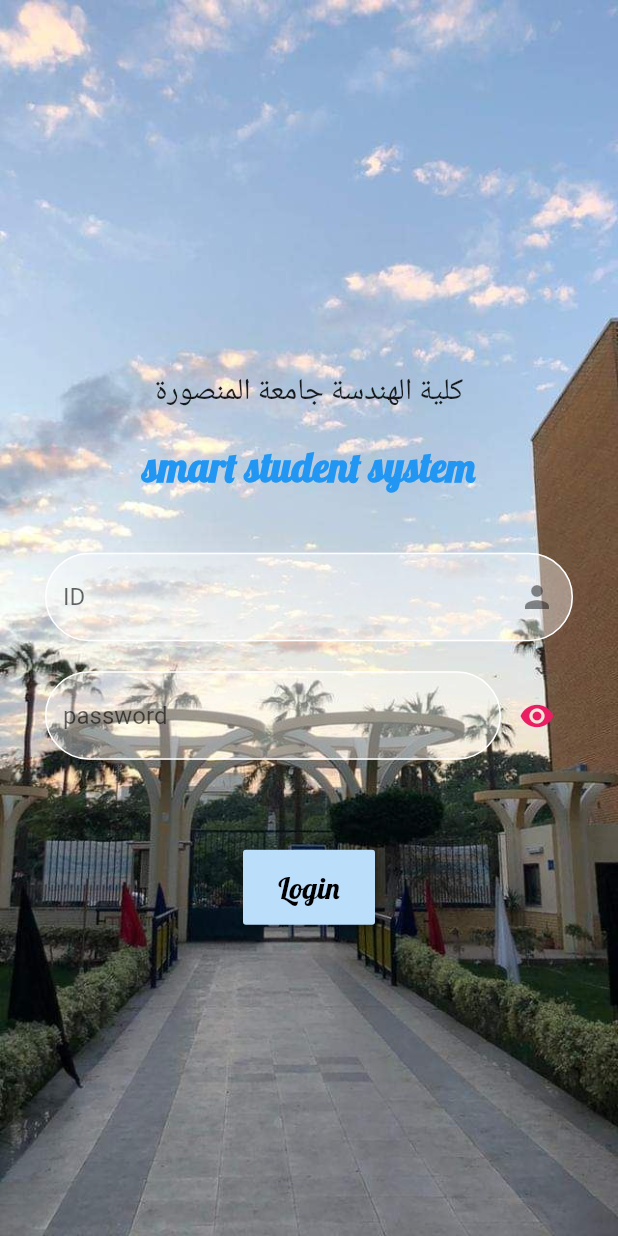
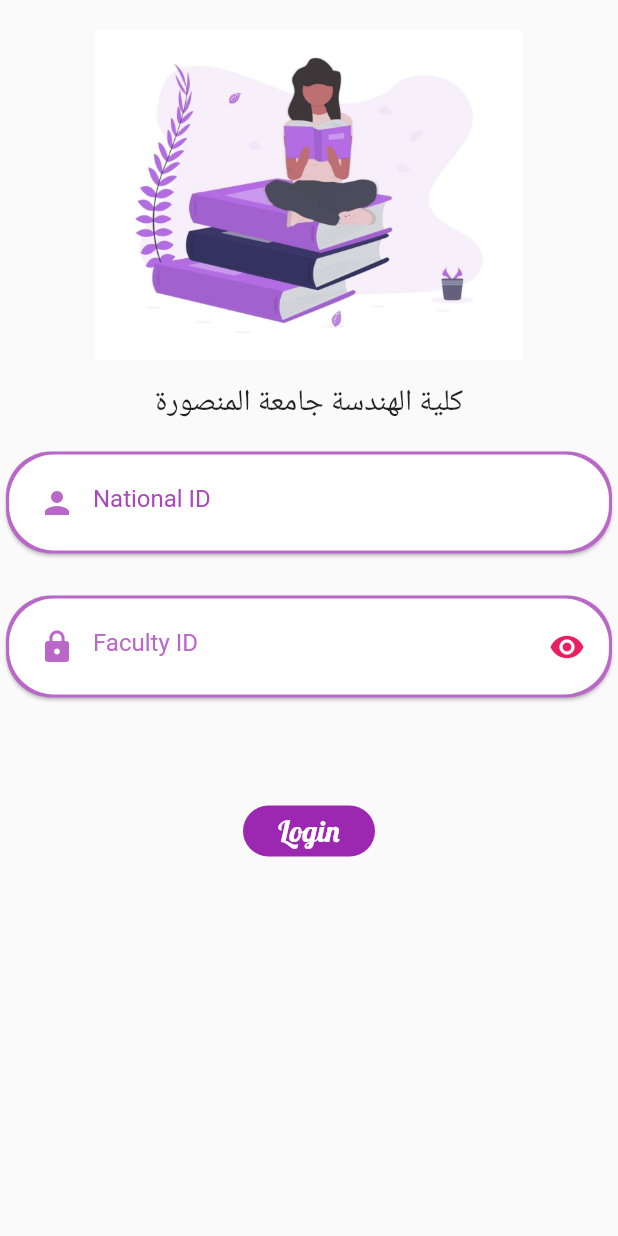
Before and after one commit to ahmedHabiTa/Projects, a Flutter app: the screen it shows after launch, on a phone screen of 412 x 824 dp. Run offline on Flutter 3.47's test engine with Material 2 defaults, Android fonts, the phone set to English and light mode, and no system bars; our stand-ins replace animated_splash_screen, flutter_colorpicker, flutter_spinkit, shared_preferences, simple_animations; accounts and stored records are empty.

Commit message:
last edition

```diff
--- a/lib/main.dart
+++ b/lib/main.dart
@@ -1,11 +1,11 @@
-import 'package:flutter/cupertino.dart';
 import 'package:flutter/material.dart';
 import 'package:provider/provider.dart';
+import 'file:///C:/Users/Ahmed/AndroidStudioProjects/triple_s_project/lib/screens/auth/login_screen.dart';
 
 import 'providers/allSubjects.dart';
 import 'providers/auth.dart';
 import 'providers/theme_provider.dart';
-import 'screens/auth/login_screen.dart';
+
 import 'screens/home/exam_schedule.dart';
 import 'screens/home/home_page.dart';
 import 'screens/home/online.dart';
@@ -53,7 +53,7 @@ class MyApp extends StatelessWidget {
           buttonColor: Colors.black87,
           primarySwatch: primaryColor,
           accentColor: accentColor,
-          canvasColor: Colors.black87,
+         // canvasColor: Colors.black87,
           textTheme: ThemeData.light().textTheme.copyWith(
                 bodyText1: TextStyle(color: Color.fromRGBO(20, 50, 50, 1)),
                 headline6: TextStyle(
--- a/lib/model/user.dart
+++ b/lib/model/user.dart
@@ -47,6 +47,7 @@ class User {
     this.token,
     this.fcmToken,
     this.table,
+    this.image
   });
 
   final String id;
@@ -62,6 +63,7 @@ class User {
   final String token;
   final String fcmToken;
   final List<Table> table;
+  final String image ;
 
   factory User.fromJson(Map<String, dynamic> json) => User(
         id: json["id"] == null ? null : json["id"],
--- a/lib/screens/auth/login_screen.dart
+++ b/lib/screens/auth/login_screen.dart
@@ -1,9 +1,9 @@
 import 'package:flutter/material.dart';
 import 'package:provider/provider.dart';
+import 'package:triple_s_project/Animation/FadeAnimation.dart';
 import 'package:triple_s_project/providers/auth.dart';
-
-import '../home/home_page.dart';
-import '../../Animation/FadeAnimation.dart';
+import 'package:triple_s_project/providers/theme_provider.dart';
+import 'package:triple_s_project/screens/home/home_page.dart';
 
 class LoginScreen extends StatefulWidget {
   @override
@@ -45,37 +45,28 @@ class LoginScreenState extends State<LoginScreen> {
 
   @override
   Widget build(BuildContext context) {
-    return Form(
+    var themeMode = Provider.of<ThemeProvider>(context).tm;
+    return SafeArea(
+      child: Scaffold(
+          body: SingleChildScrollView(
+        child: Form(
           key: globalKey,
-        child: Scaffold(
-            body: Stack(
+          child: Column(
             children: [
-            Container(
-              decoration: BoxDecoration(
-                  image: DecorationImage(
-                image: AssetImage('images/auth_background.jpg'),
-                fit: BoxFit.cover,
-              )),
-              padding: EdgeInsets.symmetric(vertical: 20.0, horizontal: 50.0),
-            ),
-            Center(
-              child: SingleChildScrollView(
-                child: Column(
-                    crossAxisAlignment: CrossAxisAlignment.center,
-                    mainAxisAlignment: MainAxisAlignment.center,
-                    children: <Widget>[
               SizedBox(
                 height: 20,
               ),
-                      // FadeAnimation(
-                      //   1,
-                      //   CircleAvatar(
-                      //     radius: 50.0,
-                      //     backgroundImage: AssetImage('images/hend2.jpg'),
-                      //   ),
-                      // ),
+              FadeAnimation(
+                1,
+                Container(
+                  alignment: Alignment.bottomCenter,
+                  child: Image.asset('images/login_image.jpg'),
+                  height: 220,
+                  width: double.infinity,
+                ),
+              ),
               SizedBox(
-                        height: 20,
+                height: 15,
               ),
               FadeAnimation(
                 1.3,
@@ -86,55 +77,57 @@ class LoginScreenState extends State<LoginScreen> {
                     )),
               ),
               SizedBox(
-                        height: 20,
+                height: 15,
               ),
               FadeAnimation(
-                        1.6,
-                        Text('smart student system',
-                            style: TextStyle(
-                              fontFamily: 'Lobster',
-                              fontSize: 27.0,
-                              fontWeight: FontWeight.bold,
-                              color: Colors.blue,
-                            )),
+                2.1,
+                Card(
+                  shape: RoundedRectangleBorder(
+                      borderRadius: BorderRadius.circular(30)),
+                  color: themeMode == ThemeMode.dark
+                      ? Colors.white
+                      : Colors.purple[300],
+                  child: Padding(
+                    padding: const EdgeInsets.all(2.0),
+                    child: Container(
+                      decoration: BoxDecoration(
+                        color: themeMode == ThemeMode.dark
+                            ? Theme.of(context).canvasColor
+                            : Colors.white,
+                        borderRadius: BorderRadius.circular(30),
                       ),
-                      SizedBox(
-                        height: 20,
-                      ),
-                      // FadeAnimation(
-                      //   1.9,
-                      //   Text(' We are Here For You 😊 ',
-                      //       style: TextStyle(
-                      //           fontSize: 15.0,
-                      //           fontWeight: FontWeight.bold,
-                      //           color: Colors.black,
-                      //           fontFamily: 'Lobster')),
-                      // ),
-                      SizedBox(height: 20.0),
-                      FadeAnimation(
-                        2.1,
-                        Padding(
-                          padding: EdgeInsets.only(right: 30, left: 30),
+                      padding: EdgeInsets.all(8),
                       child: TextFormField(
                         decoration: InputDecoration(
-                              suffixIcon: Icon(Icons.person),
-                              hintText: 'ID',
-                              fillColor: Colors.white38,
-                              filled: true,
-                              enabledBorder: OutlineInputBorder(
-                                borderSide: BorderSide(
-                                    color: Colors.white,
-                                    width: 1.0,
-                                    style: BorderStyle.solid),
-                                borderRadius: BorderRadius.circular(60),
-                              ),
-                              focusedBorder: OutlineInputBorder(
-                                borderSide: BorderSide(
-                                    color: Colors.lightBlue,
-                                    width: 1.0,
-                                    style: BorderStyle.solid),
-                                borderRadius: BorderRadius.circular(60),
-                              ),
+                            border: InputBorder.none,
+                            prefixIcon: Icon(Icons.person,
+                                color: themeMode == ThemeMode.dark
+                                    ? Colors.white
+                                    : Colors.purple[300]),
+                            hintText: 'National ID ',
+                            hintStyle: TextStyle(
+                                color: themeMode == ThemeMode.dark
+                                    ? Colors.white
+                                    : Colors.purple[400]),
+                            focusColor: themeMode == ThemeMode.dark
+                                ? Colors.white
+                                : Colors.purple[300]
+                            // fillColor: Colors.white38,
+                            // filled: true,
+                            // enabledBorder: OutlineInputBorder(
+                            //   borderSide: BorderSide(
+                            //       color: Colors.white,
+                            //       width: 1.0,
+                            //       style: BorderStyle.solid),
+                            //   borderRadius: BorderRadius.circular(60),
+                            // ),
+                            // focusedBorder: OutlineInputBorder(
+                            //   borderSide: BorderSide(
+                            //       color: Colors.lightBlue,
+                            //       width: 1.0,
+                            //       style: BorderStyle.solid),
+                            //   borderRadius: BorderRadius.circular(60),
+                            // ),
                             ),
                         onChanged: (val) {
                           nId = val;
@@ -145,43 +138,75 @@ class LoginScreenState extends State<LoginScreen> {
                       ),
                     ),
                   ),
+                ),
+              ),
               SizedBox(height: 20.0),
               FadeAnimation(
                 2.3,
-                        Padding(
-                          padding: EdgeInsets.only(right: 30, left: 30),
-                          child: Row(
+                Stack(
+                  alignment: Alignment.centerRight,
                   children: [
-                              Expanded(
+                    Card(
+                      shape: RoundedRectangleBorder(
+                          borderRadius: BorderRadius.circular(30)),
+                      color: themeMode == ThemeMode.dark
+                          ? Colors.white
+                          : Colors.purple[300],
+                      child: Padding(
+                        padding: const EdgeInsets.all(2.0),
+                        child: Container(
+                          decoration: BoxDecoration(
+                            color: themeMode == ThemeMode.dark
+                                ? Theme.of(context).canvasColor
+                                : Colors.white,
+                            borderRadius: BorderRadius.circular(30),
+                          ),
+                          padding: EdgeInsets.all(8),
                           child: TextFormField(
                             decoration: InputDecoration(
-                                      hintText: 'password',
-                                      fillColor: Colors.white38,
-                                      filled: true,
-                                      enabledBorder: OutlineInputBorder(
-                                        borderSide: BorderSide(
-                                            color: Colors.white,
-                                            width: 1.0,
-                                            style: BorderStyle.solid),
-                                        borderRadius: BorderRadius.circular(60),
+                              border: InputBorder.none,
+                              hintText: 'Faculty ID',
+                              hintStyle: TextStyle(
+                                  color: themeMode == ThemeMode.dark
+                                      ? Colors.white
+                                      : Colors.purple[300]),
+                              prefixIcon: Icon(Icons.lock,
+                                  color: themeMode == ThemeMode.dark
+                                      ? Colors.white
+                                      : Colors.purple[300]),
+                              focusColor: themeMode == ThemeMode.dark
+                                  ? Colors.white
+                                  : Colors.purple[300],
+                              //fillColor: Colors.white38,
+                              //filled: true,
+                              // enabledBorder: OutlineInputBorder(
+                              //   borderSide: BorderSide(
+                              //       color: Colors.white,
+                              //       width: 1.0,
+                              //       style: BorderStyle.solid),
+                              //   borderRadius: BorderRadius.circular(60),
+                              // ),
+                              // focusedBorder: OutlineInputBorder(
+                              //   borderSide: BorderSide(
+                              //       color: Colors.lightBlue,
+                              //       width: 1.0,
+                              //       style: BorderStyle.solid),
+                              //   borderRadius: BorderRadius.circular(60),
+                              // ),
                             ),
-                                      focusedBorder: OutlineInputBorder(
-                                        borderSide: BorderSide(
-                                            color: Colors.lightBlue,
-                                            width: 1.0,
-                                            style: BorderStyle.solid),
-                                        borderRadius: BorderRadius.circular(60),
-                                      )),
                             onChanged: (val) {
                               fId = val;
                             },
-                                  validator: (val) => val.length < 5
-                                      ? ' Enter a password   '
-                                      : null,
+                            validator: (val) =>
+                                val.length < 5 ? ' Enter a password   ' : null,
                             obscureText: obscureText,
                           ),
                         ),
-                              IconButton(
+                      ),
+                    ),
+                    Padding(
+                      padding: const EdgeInsets.only(right: 10.0),
+                      child: IconButton(
                         icon: Icon(
                           Icons.remove_red_eye,
                           color: Colors.pink,
@@ -192,8 +217,8 @@ class LoginScreenState extends State<LoginScreen> {
                           });
                         },
                       ),
+                    ),
                   ],
-                          ),
                 ),
               ),
               SizedBox(height: 60.0),
@@ -207,21 +232,33 @@ class LoginScreenState extends State<LoginScreen> {
                     child:
                         // !loading
                         //     ?
-                                  RaisedButton(
-                                      color: Colors.blue[100],
+                        Padding(
+                      padding: const EdgeInsets.all(8.0),
+                      child: Container(
+                        height: 40,
+                        decoration: BoxDecoration(
+                            borderRadius: BorderRadius.circular(20),
+                            color: themeMode == ThemeMode.dark
+                                ? Colors.white
+                                : Colors.purple[500]),
+                        child: FlatButton(
                             onPressed: _login,
                             child: Text('Login',
                                 style: TextStyle(
-                                            color: Colors.black,
+                                  color: themeMode == ThemeMode.dark
+                                      ? Colors.black87
+                                      : Colors.white,
                                   fontFamily: 'Lobster',
                                   fontSize: 20.0,
-                                          )))
+                                ))),
+                      ),
+                    ),
                     // : CircularProgressIndicator(),
                   )),
-                    ]),
+            ],
           ),
         ),
-          ],
-        )));
+      )),
+    );
   }
 }
--- a/lib/widgets/main_splash_scrseen.dart
+++ b/lib/widgets/main_splash_scrseen.dart
@@ -1,6 +1,7 @@
 import 'package:animated_splash_screen/animated_splash_screen.dart';
 import 'package:flutter/material.dart';
-import '../screens/auth/login_screen.dart';
+import 'file:///C:/Users/Ahmed/AndroidStudioProjects/triple_s_project/lib/screens/auth/login_screen.dart';
+
 
 class MainSplashScreen extends StatelessWidget {
   @override
--- a/pubspec.yaml
+++ b/pubspec.yaml
@@ -49,7 +49,7 @@ flutter:
 
   # To add assets to your application, add an assets section, like this:
   assets:
-    - images/
+    - images/login_image.jpg
 
   # An image asset can refer to one or more resolution-specific "variants", see
   # https://flutter.dev/assets-and-images/#resolution-aware.
```
Also changed, not shown: lib/screens/login_screen.dart (deleted, +0 -264 lines), lib/widgets/main_drawer.dart (+7 -8 lines), images/login_image.jpg (added). Lines whose indentation alone changed are shown as unchanged.
